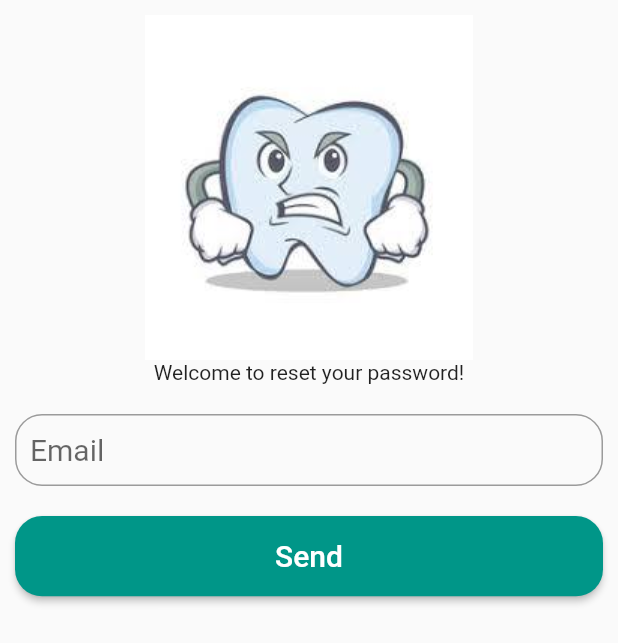
After one commit to Gatai/AngryDentist, a Flutter app: the screen it shows after launch, after a tap on "Forget password", on a phone screen of 412 x 824 dp. The commit adds this screen. Shown: the top 643 px of the screen. Run offline on Flutter 3.47's test engine with Material 2 defaults, Android fonts, the phone set to English and light mode, and no system bars; our stand-ins replace charts_flutter, cloud_firestore, firebase_auth, firebase_database, fluttertoast, table_calendar; accounts and stored records are empty; Roboto replaces fonts that are missing (Montserrat).

Commit message:
Reset password

```diff
--- /dev/null
+++ b/lib/screens/authenticate/forgetPassword.dart
@@ -0,0 +1,90 @@
+import 'package:AngryDentist/scaleUI/size_config.dart';
+import 'package:AngryDentist/services/auth.dart';
+import 'package:firebase_auth/firebase_auth.dart';
+import 'package:flutter/material.dart';
+
+class ForgetPassword extends StatefulWidget {
+  @override
+  _ForgetPasswordState createState() => _ForgetPasswordState();
+}
+
+class _ForgetPasswordState extends State<ForgetPassword> {
+  final AuthService _auth = AuthService();
+  final _formKey = GlobalKey<FormState>();
+
+  String email = '';
+  String error = '';
+
+  TextStyle style = TextStyle(fontFamily: 'Montserrat', fontSize: 20.0);
+  BorderRadius borderCircular = BorderRadius.circular(18.0);
+
+  @override
+  Widget build(BuildContext context) {
+    //Effectively scale UI according to different screen sizes
+    SizeConfig().init(context);
+
+    var emailFormField = TextFormField(
+        validator: (val) => val.isEmpty ? 'Enter an email' : null,
+        style: style,
+        decoration: new InputDecoration(contentPadding: new EdgeInsets.symmetric(vertical: 10.0, horizontal: 10.0), hintText: 'Email', border: OutlineInputBorder(borderRadius: borderCircular)),
+        onChanged: (val) {
+          setState(() => email = val);
+        });
+
+    return Scaffold(
+      body: SingleChildScrollView(
+          child: Form(
+              key: _formKey,
+              child: Padding(
+                padding: const EdgeInsets.all(10.0),
+                child: Column(
+                  children: <Widget>[
+                    SizedBox(
+                      height: 230.0,
+                      width: 219.0,
+                      child: Image.asset(
+                        "assets/index.jpg",
+                        fit: BoxFit.contain,
+                      ),
+                    ),
+                    Text("Welcome to reset your password!"),
+                    SizedBox(height: 20.0),
+                    emailFormField,
+                    //Space
+                    SizedBox(height: 20.0),
+                    signInButton(),
+                    Text(
+                      error,
+                      style: TextStyle(color: Colors.red, fontSize: 14.0),
+                    ),
+                  ],
+                ),
+              ))),
+    );
+  }
+
+  ButtonTheme signInButton() {
+    return ButtonTheme(
+      minWidth: SizeConfig.blockSizeVertical * 50,
+      height: SizeConfig.blockSizeHorizontal * 13,
+      child: RaisedButton(
+          shape: RoundedRectangleBorder(borderRadius: borderCircular),
+          color: Colors.teal,
+          child: Text(
+            'Send',
+            style: TextStyle(color: Colors.white, fontSize: 20),
+          ),
+          onPressed: () async {
+            if (_formKey.currentState.validate()) {
+              try {
+                FirebaseAuth.instance.sendPasswordResetEmail(email: email).then((value) => print("Check email"));
+              } catch (e) {
+                setState(() {
+                  error = 'Email finns inte';
+                });
+              }
+            }
+          }),
+    );
+  }
+}
--- a/lib/screens/authenticate/sign_in.dart
+++ b/lib/screens/authenticate/sign_in.dart
@@ -1,4 +1,5 @@
 import 'package:AngryDentist/scaleUI/size_config.dart';
+import 'package:AngryDentist/screens/authenticate/forgetPassword.dart';
 import 'package:AngryDentist/services/auth.dart';
 import 'package:flutter/material.dart';
 
@@ -70,18 +71,21 @@ class _SignInState extends State<SignIn> {
       },
     );
 
-      var forgetPasswordButton = FlatButton.icon(
+    var forgetPasswordButton = FlatButton.icon(
       icon: Icon(Icons.restore),
-      label: Text('Lägg till glömt lösenord'),
+      label: Text('Forget password'),
       onPressed: () {
-        widget.toggleView();
+        Navigator.push(
+          context,
+          MaterialPageRoute(builder: (context) => ForgetPassword()),
+        );
       },
     );
 
     return Scaffold(
         backgroundColor: Colors.white,
-      /*  appBar: AppBar(
-          backgroundColor: Colors.teal,
+        /*  appBar: AppBar(
+          backgroundColor: Colors.teal                                                         ,
           elevation: 0.0,
           title: Text(
             title,
@@ -94,12 +98,12 @@ class _SignInState extends State<SignIn> {
           //actions: <Widget>[registerButton],
         ),*/
 
-        body: Container(
-          height: SizeConfig.blockSizeVertical * 100,
-          width: SizeConfig.blockSizeHorizontal * 100,
+        body: SingleChildScrollView(
+         // height: SizeConfig.blockSizeVertical * 100,
+          //width: SizeConfig.blockSizeHorizontal * 100,
           //padding: EdgeInsets.symmetric(vertical: 20.0, horizontal: 50.0),
           child: Form(
-            key: _formKey,
+           key: _formKey,
             child: Padding(
               padding: const EdgeInsets.all(10.0),
               child: Column(
@@ -126,7 +130,7 @@ class _SignInState extends State<SignIn> {
                       registerButton,
                       Text("|"),
                       forgetPasswordButton,
-                  //Text("| Lägg till glömt lösenord"),
+                      //Text("| Lägg till glömt lösenord"),
                     ],
                   ),
                   //Lägg till glömt löenord.
```
